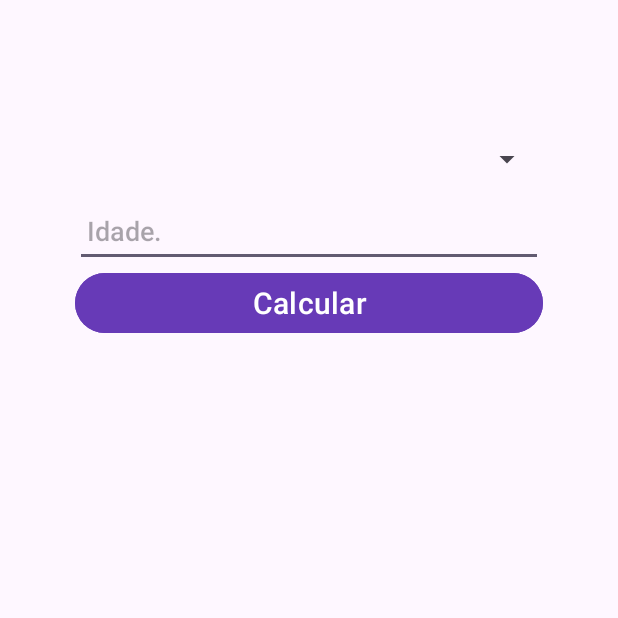
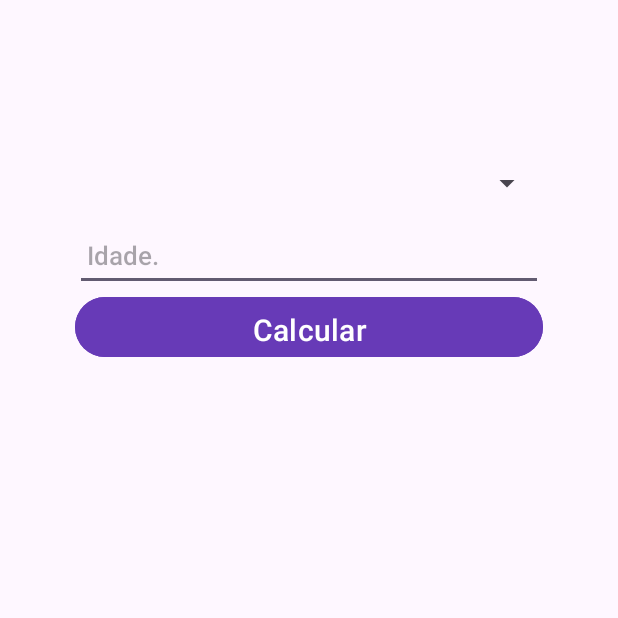
Before and after one commit to DeCastro15/aposentadoria, an Android app: the screen it shows after launch (MainActivity), on a phone screen of 412 x 824 dp, the top half of it. Run offline under Robolectric (Android 15) with nearby library versions, the phone set to English and light mode, and no system bars; 2 statements that could not run were skipped.

Commit message:
Segundo commit

```diff
--- a/app/src/main/res/layout/activity_main.xml
+++ b/app/src/main/res/layout/activity_main.xml
@@ -18,7 +18,10 @@
         android:textSize="16sp"
         tools:text="Davi de Castro França"
         android:fontFamily="sans-serif-medium"
-        android:textColor="@color/purple"/>
+        android:textColor="@color/purple"
+        android:backgroundTint="@color/purple"
+        android:padding="8dp"/>
+
 
     <Spinner
         android:layout_width="match_parent"
@@ -26,6 +29,7 @@
         android:padding="8dp"
         android:id="@+id/spinner_sexo"
         android:fontFamily="sans-serif-medium"/>
+
     <EditText
         android:layout_width="match_parent"
         android:layout_height="48dp"
@@ -34,7 +38,9 @@
         android:id="@+id/textIdade"
         android:inputType="number"
         android:fontFamily="sans-serif-medium"
-        android:textColor="@color/purple"/>
+        android:textColor="@color/purple"
+        android:textSize="17dp"
+        android:maxLength="3"/>
 
 
     <Button
@@ -46,6 +52,7 @@
         android:textColor="@color/white"
         android:textSize="20dp"
         android:backgroundTint="@color/purple"
+        android:padding="8dp"
         />
 
 </LinearLayout>
```
